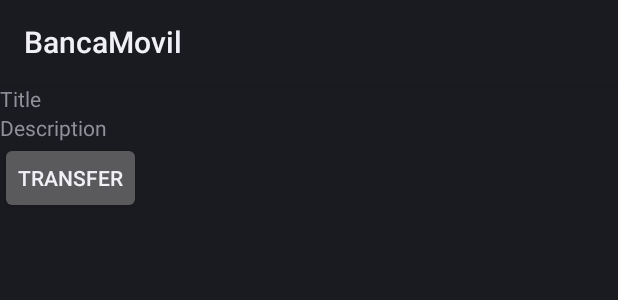
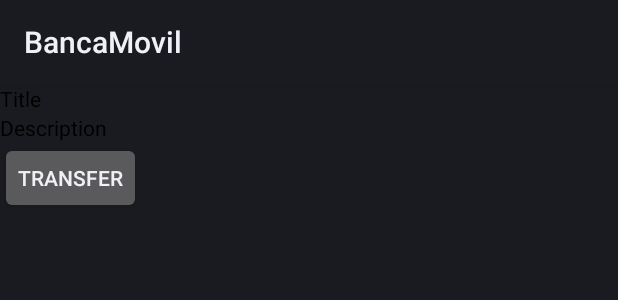
Before and after one commit to pedrocampos123/BancaMovil, an Android app: the layout list_item_short.xml on its own in the app's theme, with its tools: preview values and no code run, on a phone screen of 412 x 824 dp. Shown: the top 300 px of the screen. Run offline under Robolectric (Android 15) with nearby library versions, the phone set to English and light mode, and no system bars.

Commit message:
Mejoras
mejoras

```diff
--- a/app/src/main/java/com/example/bancamovil/FragmentShorts.java
+++ b/app/src/main/java/com/example/bancamovil/FragmentShorts.java
@@ -55,10 +55,12 @@ public class FragmentShorts extends Fragment implements ShortsAdapter.OnTransfer
             List<ShortItem> shortItemList = createSampleShortItemList(cuentasBancarias);
 
             // Configurar el RecyclerView y su adaptador
+            MaterialCardView cardView = view.findViewById(R.id.cardView);
             recyclerView = view.findViewById(R.id.recyclerView);
             recyclerView.setLayoutManager(new LinearLayoutManager(getActivity()));
             adapter = new ShortsAdapter(shortItemList, this); // Pasar la instancia del Fragment como OnTransferClickListener
             recyclerView.setAdapter(adapter);
+
         }
 
         return view;
--- a/app/src/main/res/layout/list_item_short.xml
+++ b/app/src/main/res/layout/list_item_short.xml
@@ -8,13 +8,15 @@
         android:id="@+id/titleTextView"
         android:layout_width="wrap_content"
         android:layout_height="wrap_content"
-        android:text="Title" />
+        android:text="Title"
+        android:textColor="@color/black" />
 
     <TextView
         android:id="@+id/descriptionTextView"
         android:layout_width="wrap_content"
         android:layout_height="wrap_content"
-        android:text="Description" />
+        android:text="Description"
+        android:textColor="@color/black" />
 
     <Button
         android:id="@+id/transferButton"
```
Also changed, not shown: app/src/main/res/layout/fragment_shorts.xml (+27 -6 lines).
